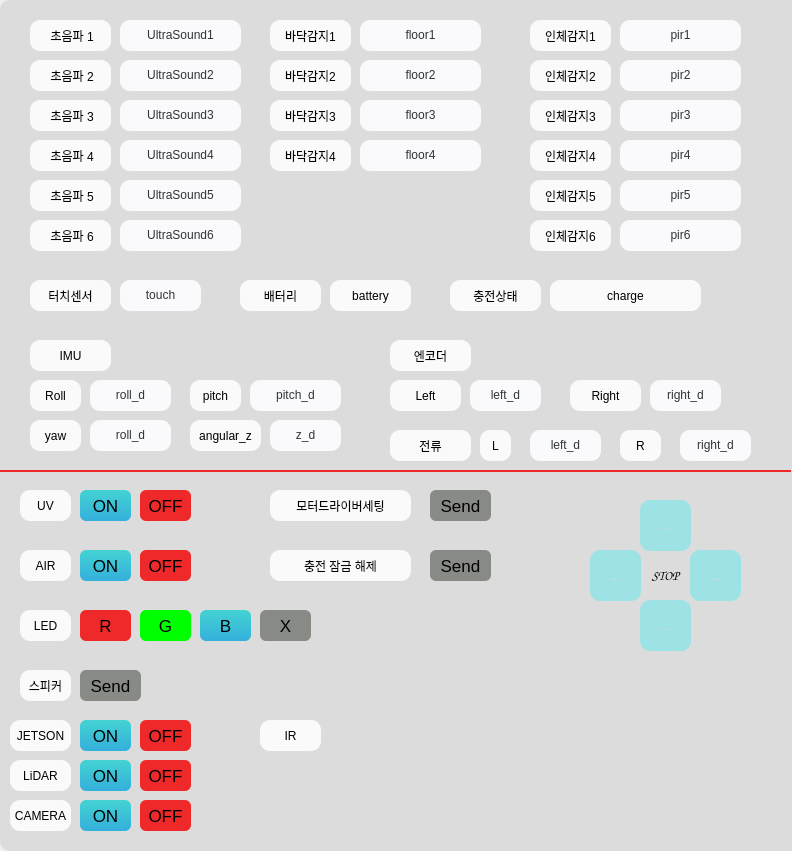
Qt form UI/AdamTest.ui (cnr-lab/uvbot_test_ui) before a commit.
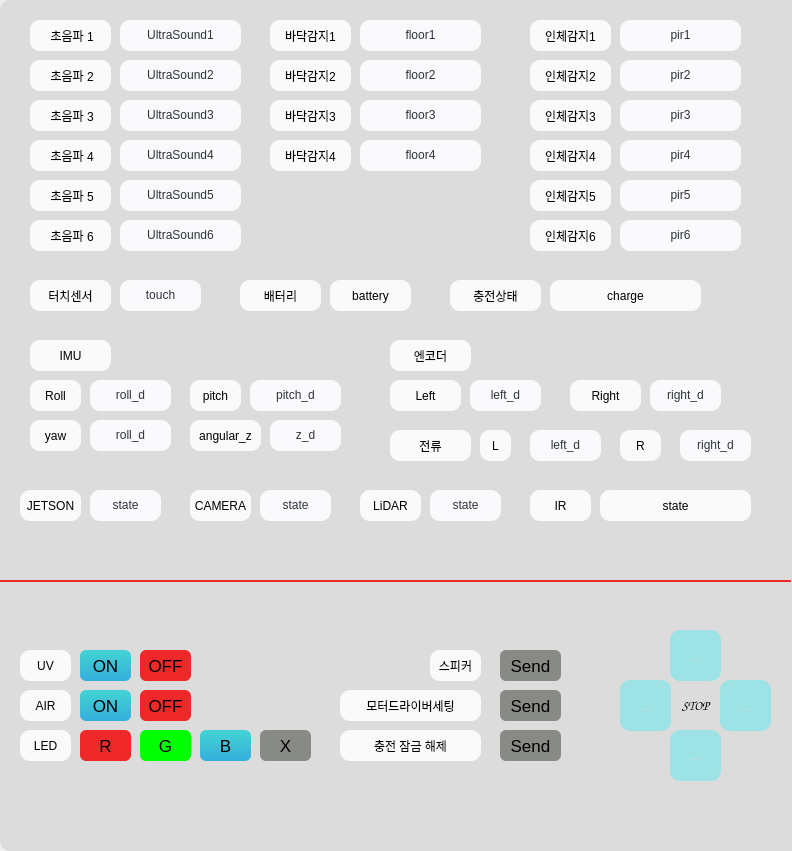
The same form after that commit. Icons and pictures are not drawn.

Commit message: Jetson, Lidar, Camera state is updated

What changed in the file:
```diff
--- a/UI/AdamTest.ui
+++ b/UI/AdamTest.ui
@@ -214,7 +214,7 @@
      <property name="geometry">
       <rect>
        <x>80</x>
-       <y>490</y>
+       <y>650</y>
        <width>51</width>
        <height>31</height>
       </rect>
@@ -1277,7 +1277,7 @@
      <property name="geometry">
       <rect>
        <x>20</x>
-       <y>490</y>
+       <y>650</y>
        <width>51</width>
        <height>31</height>
       </rect>
@@ -1300,7 +1300,7 @@
      <property name="geometry">
       <rect>
        <x>140</x>
-       <y>490</y>
+       <y>650</y>
        <width>51</width>
        <height>31</height>
       </rect>
@@ -1328,7 +1328,7 @@
      <property name="geometry">
       <rect>
        <x>20</x>
-       <y>550</y>
+       <y>690</y>
        <width>51</width>
        <height>31</height>
       </rect>
@@ -1351,7 +1351,7 @@
      <property name="geometry">
       <rect>
        <x>80</x>
-       <y>550</y>
+       <y>690</y>
        <width>51</width>
        <height>31</height>
       </rect>
@@ -1378,8 +1378,8 @@
     <widget class="QPushButton" name="Speaker_send">
      <property name="geometry">
       <rect>
-       <x>80</x>
-       <y>670</y>
+       <x>500</x>
+       <y>650</y>
        <width>61</width>
        <height>31</height>
       </rect>
@@ -1408,7 +1408,7 @@
      <property name="geometry">
       <rect>
        <x>140</x>
-       <y>550</y>
+       <y>690</y>
        <width>51</width>
        <height>31</height>
       </rect>
@@ -1435,8 +1435,8 @@
     <widget class="QLabel" name="Speaker">
      <property name="geometry">
       <rect>
-       <x>20</x>
-       <y>670</y>
+       <x>430</x>
+       <y>650</y>
        <width>51</width>
        <height>31</height>
       </rect>
@@ -1459,7 +1459,7 @@
      <property name="geometry">
       <rect>
        <x>20</x>
-       <y>610</y>
+       <y>730</y>
        <width>51</width>
        <height>31</height>
       </rect>
@@ -1482,7 +1482,7 @@
      <property name="geometry">
       <rect>
        <x>200</x>
-       <y>610</y>
+       <y>730</y>
        <width>51</width>
        <height>31</height>
       </rect>
@@ -1510,7 +1510,7 @@
      <property name="geometry">
       <rect>
        <x>80</x>
-       <y>610</y>
+       <y>730</y>
        <width>51</width>
        <height>31</height>
       </rect>
@@ -1538,7 +1538,7 @@
      <property name="geometry">
       <rect>
        <x>140</x>
-       <y>610</y>
+       <y>730</y>
        <width>51</width>
        <height>31</height>
       </rect>
@@ -1565,8 +1565,8 @@
     <widget class="QLabel" name="motor">
      <property name="geometry">
       <rect>
-       <x>270</x>
-       <y>490</y>
+       <x>340</x>
+       <y>690</y>
        <width>141</width>
        <height>31</height>
       </rect>
@@ -1588,8 +1588,8 @@
     <widget class="QPushButton" name="motor_send">
      <property name="geometry">
       <rect>
-       <x>430</x>
-       <y>490</y>
+       <x>500</x>
+       <y>690</y>
        <width>61</width>
        <height>31</height>
       </rect>
@@ -1617,8 +1617,8 @@
     <widget class="QLabel" name="Unlock">
      <property name="geometry">
       <rect>
-       <x>270</x>
-       <y>550</y>
+       <x>340</x>
+       <y>730</y>
        <width>141</width>
        <height>31</height>
       </rect>
@@ -1640,8 +1640,8 @@
     <widget class="QPushButton" name="Unlock_send">
      <property name="geometry">
       <rect>
-       <x>430</x>
-       <y>550</y>
+       <x>500</x>
+       <y>730</y>
        <width>61</width>
        <height>31</height>
       </rect>
@@ -1669,8 +1669,8 @@
     <widget class="QToolButton" name="up">
      <property name="geometry">
       <rect>
-       <x>640</x>
-       <y>500</y>
+       <x>670</x>
+       <y>630</y>
        <width>51</width>
        <height>51</height>
       </rect>
@@ -1698,8 +1698,8 @@
     <widget class="QToolButton" name="left">
      <property name="geometry">
       <rect>
-       <x>590</x>
-       <y>550</y>
+       <x>620</x>
+       <y>680</y>
        <width>51</width>
        <height>51</height>
       </rect>
@@ -1728,8 +1728,8 @@
     <widget class="QToolButton" name="down">
      <property name="geometry">
       <rect>
-       <x>640</x>
-       <y>600</y>
+       <x>670</x>
+       <y>730</y>
        <width>51</width>
        <height>51</height>
       </rect>
@@ -1758,8 +1758,8 @@
     <widget class="QToolButton" name="right">
      <property name="geometry">
       <rect>
-       <x>690</x>
-       <y>550</y>
+       <x>720</x>
+       <y>680</y>
        <width>51</width>
        <height>51</height>
       </rect>
@@ -1791,8 +1791,8 @@
     <widget class="QPushButton" name="suspend">
      <property name="geometry">
       <rect>
-       <x>650</x>
-       <y>560</y>
+       <x>680</x>
+       <y>690</y>
        <width>31</width>
        <height>31</height>
       </rect>
@@ -1820,7 +1820,7 @@
      <property name="geometry">
       <rect>
        <x>0</x>
-       <y>470</y>
+       <y>580</y>
        <width>791</width>
        <height>2</height>
       </rect>
@@ -1842,7 +1842,7 @@
      <property name="geometry">
       <rect>
        <x>260</x>
-       <y>610</y>
+       <y>730</y>
        <width>51</width>
        <height>31</height>
       </rect>
@@ -1983,8 +1983,8 @@
     <widget class="QLabel" name="JETSON">
      <property name="geometry">
       <rect>
-       <x>10</x>
-       <y>720</y>
+       <x>20</x>
+       <y>490</y>
        <width>61</width>
        <height>31</height>
       </rect>
@@ -2003,67 +2003,11 @@
       <set>Qt::AlignCenter</set>
      </property>
     </widget>
-    <widget class="QPushButton" name="JETSON_ON">
-     <property name="geometry">
-      <rect>
-       <x>80</x>
-       <y>720</y>
-       <width>51</width>
-       <height>31</height>
-      </rect>
-     </property>
-     <property name="font">
-      <font>
-       <family>Ubuntu</family>
-       <pointsize>13</pointsize>
-       <weight>50</weight>
-       <bold>false</bold>
-      </font>
-     </property>
-     <property name="styleSheet">
-      <string notr="true">background-color:qlineargradient(spread:reflect, x1:1, y1:1, x2:1, y2:0, stop:0 rgba(52, 175, 219, 255), stop:1 rgba(67, 211, 211, 255));	
-color: rgb(0, 0, 0);
-
-border-radius: 6px;
-</string>
-     </property>
-     <property name="text">
-      <string>ON</string>
-     </property>
-    </widget>
-    <widget class="QPushButton" name="JETSON_OFF">
-     <property name="geometry">
-      <rect>
-       <x>140</x>
-       <y>720</y>
-       <width>51</width>
-       <height>31</height>
-      </rect>
-     </property>
-     <property name="font">
-      <font>
-       <family>Ubuntu</family>
-       <pointsize>13</pointsize>
-       <weight>50</weight>
-       <bold>false</bold>
-      </font>
-     </property>
-     <property name="styleSheet">
-      <string notr="true">background-color:qlineargradient(spread:pad, x1:0, y1:1, x2:0, y2:1, stop:0 rgba(239, 41, 41, 255), stop:1 rgba(255, 255, 255, 255));
-color: rgb(0, 0, 0);
-
-border-radius: 6px;
-</string>
-     </property>
-     <property name="text">
-      <string>OFF</string>
-     </property>
-    </widget>
     <widget class="QLabel" name="CAMERA">
      <property name="geometry">
       <rect>
-       <x>10</x>
-       <y>800</y>
+       <x>190</x>
+       <y>490</y>
        <width>61</width>
        <height>31</height>
       </rect>
@@ -2082,67 +2026,11 @@
       <set>Qt::AlignCenter</set>
      </property>
     </widget>
-    <widget class="QPushButton" name="LiDAR_ON">
-     <property name="geometry">
-      <rect>
-       <x>80</x>
-       <y>760</y>
-       <width>51</width>
-       <height>31</height>
-      </rect>
-     </property>
-     <property name="font">
-      <font>
-       <family>Ubuntu</family>
-       <pointsize>13</pointsize>
-       <weight>50</weight>
-       <bold>false</bold>
-      </font>
-     </property>
-     <property name="styleSheet">
-      <string notr="true">background-color:qlineargradient(spread:reflect, x1:1, y1:1, x2:1, y2:0, stop:0 rgba(52, 175, 219, 255), stop:1 rgba(67, 211, 211, 255));	
-color: rgb(0, 0, 0);
-
-border-radius: 6px;
-</string>
-     </property>
-     <property name="text">
-      <string>ON</string>
-     </property>
-    </widget>
-    <widget class="QPushButton" name="LiDAR_OFF">
-     <property name="geometry">
-      <rect>
-       <x>140</x>
-       <y>760</y>
-       <width>51</width>
-       <height>31</height>
-      </rect>
-     </property>
-     <property name="font">
-      <font>
-       <family>Ubuntu</family>
-       <pointsize>13</pointsize>
-       <weight>50</weight>
-       <bold>false</bold>
-      </font>
-     </property>
-     <property name="styleSheet">
-      <string notr="true">background-color:qlineargradient(spread:pad, x1:0, y1:1, x2:0, y2:1, stop:0 rgba(239, 41, 41, 255), stop:1 rgba(255, 255, 255, 255));
-color: rgb(0, 0, 0);
-
-border-radius: 6px;
-</string>
-     </property>
-     <property name="text">
-      <string>OFF</string>
-     </property>
-    </widget>
     <widget class="QLabel" name="LiDAR">
      <property name="geometry">
       <rect>
-       <x>10</x>
-       <y>760</y>
+       <x>360</x>
+       <y>490</y>
        <width>61</width>
        <height>31</height>
       </rect>
@@ -2161,67 +2049,11 @@
       <set>Qt::AlignCenter</set>
      </property>
     </widget>
-    <widget class="QPushButton" name="CAMERA_ON">
-     <property name="geometry">
-      <rect>
-       <x>80</x>
-       <y>800</y>
-       <width>51</width>
-       <height>31</height>
-      </rect>
-     </property>
-     <property name="font">
-      <font>
-       <family>Ubuntu</family>
-       <pointsize>13</pointsize>
-       <weight>50</weight>
-       <bold>false</bold>
-      </font>
-     </property>
-     <property name="styleSheet">
-      <string notr="true">background-color:qlineargradient(spread:reflect, x1:1, y1:1, x2:1, y2:0, stop:0 rgba(52, 175, 219, 255), stop:1 rgba(67, 211, 211, 255));	
-color: rgb(0, 0, 0);
-
-border-radius: 6px;
-</string>
-     </property>
-     <property name="text">
-      <string>ON</string>
-     </property>
-    </widget>
-    <widget class="QPushButton" name="CAMERA_OFF">
-     <property name="geometry">
-      <rect>
-       <x>140</x>
-       <y>800</y>
-       <width>51</width>
-       <height>31</height>
-      </rect>
-     </property>
-     <property name="font">
-      <font>
-       <family>Ubuntu</family>
-       <pointsize>13</pointsize>
-       <weight>50</weight>
-       <bold>false</bold>
-      </font>
-     </property>
-     <property name="styleSheet">
-      <string notr="true">background-color:qlineargradient(spread:pad, x1:0, y1:1, x2:0, y2:1, stop:0 rgba(239, 41, 41, 255), stop:1 rgba(255, 255, 255, 255));
-color: rgb(0, 0, 0);
-
-border-radius: 6px;
-</string>
-     </property>
-     <property name="text">
-      <string>OFF</string>
-     </property>
-    </widget>
     <widget class="QLabel" name="IR">
      <property name="geometry">
       <rect>
-       <x>260</x>
-       <y>720</y>
+       <x>530</x>
+       <y>490</y>
        <width>61</width>
        <height>31</height>
       </rect>
@@ -2240,6 +2072,95 @@
       <set>Qt::AlignCenter</set>
      </property>
     </widget>
+    <widget class="QLabel" name="JETSON_state">
+     <property name="geometry">
+      <rect>
+       <x>90</x>
+       <y>490</y>
+       <width>71</width>
+       <height>31</height>
+      </rect>
+     </property>
+     <property name="layoutDirection">
+      <enum>Qt::LeftToRight</enum>
+     </property>
+     <property name="styleSheet">
+      <string notr="true">background:rgb(250, 250, 252)</string>
+     </property>
+     <property name="text">
+      <string>&lt;html&gt;&lt;head/&gt;&lt;body&gt;&lt;p&gt;&lt;span style=&quot; color:#2e3436;&quot;&gt;state&lt;/span&gt;&lt;/p&gt;&lt;/body&gt;&lt;/html&gt;</string>
+     </property>
+     <property name="alignment">
+      <set>Qt::AlignCenter</set>
+     </property>
+    </widget>
+    <widget class="QLabel" name="CAMERA_state">
+     <property name="geometry">
+      <rect>
+       <x>260</x>
+       <y>490</y>
+       <width>71</width>
+       <height>31</height>
+      </rect>
+     </property>
+     <property name="layoutDirection">
+      <enum>Qt::LeftToRight</enum>
+     </property>
+     <property name="styleSheet">
+      <string notr="true">background:rgb(250, 250, 252)</string>
+     </property>
+     <property name="text">
+      <string>&lt;html&gt;&lt;head/&gt;&lt;body&gt;&lt;p&gt;&lt;span style=&quot; color:#2e3436;&quot;&gt;state&lt;/span&gt;&lt;/p&gt;&lt;/body&gt;&lt;/html&gt;</string>
+     </property>
+     <property name="alignment">
+      <set>Qt::AlignCenter</set>
+     </property>
+    </widget>
+    <widget class="QLabel" name="LiDAR_state">
+     <property name="geometry">
+      <rect>
+       <x>430</x>
+       <y>490</y>
+       <width>71</width>
+       <height>31</height>
+      </rect>
+     </property>
+     <property name="layoutDirection">
+      <enum>Qt::LeftToRight</enum>
+     </property>
+     <property name="styleSheet">
+      <string notr="true">background:rgb(250, 250, 252)</string>
+     </property>
+     <property name="text">
+      <string>&lt;html&gt;&lt;head/&gt;&lt;body&gt;&lt;p&gt;&lt;span style=&quot; color:#2e3436;&quot;&gt;state&lt;/span&gt;&lt;/p&gt;&lt;/body&gt;&lt;/html&gt;</string>
+     </property>
+     <property name="alignment">
+      <set>Qt::AlignCenter</set>
+     </property>
+    </widget>
+    <widget class="QLabel" name="IR_state">
+     <property name="geometry">
+      <rect>
+       <x>600</x>
+       <y>490</y>
+       <width>151</width>
+       <height>31</height>
+      </rect>
+     </property>
+     <property name="styleSheet">
+      <string notr="true">QFrame {	
+	background-color: rgb(250, 250, 250);	
+	color: rgb(0, 0, 0);
+	border-radius: 10px;
+}</string>
+     </property>
+     <property name="text">
+      <string>state</string>
+     </property>
+     <property name="alignment">
+      <set>Qt::AlignCenter</set>
+     </property>
+    </widget>
    </widget>
   </widget>
  </widget>
```
The commit also changes 3 other files.
